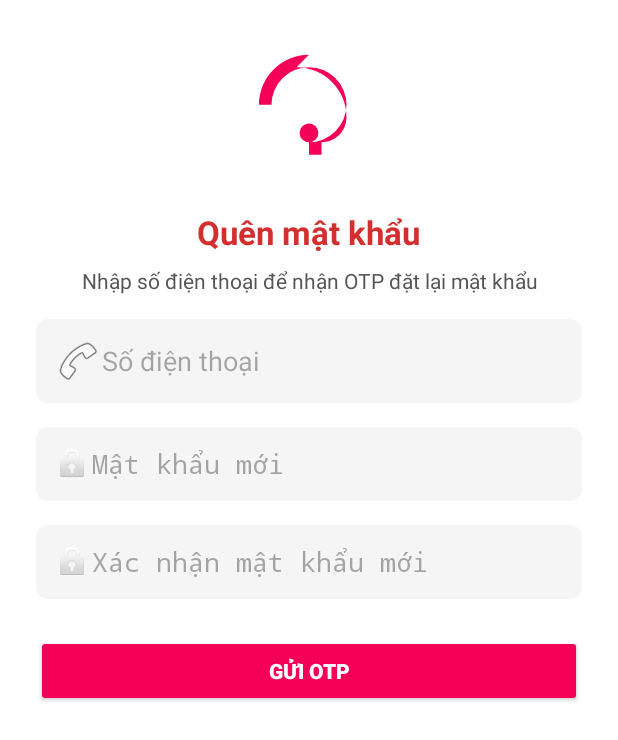
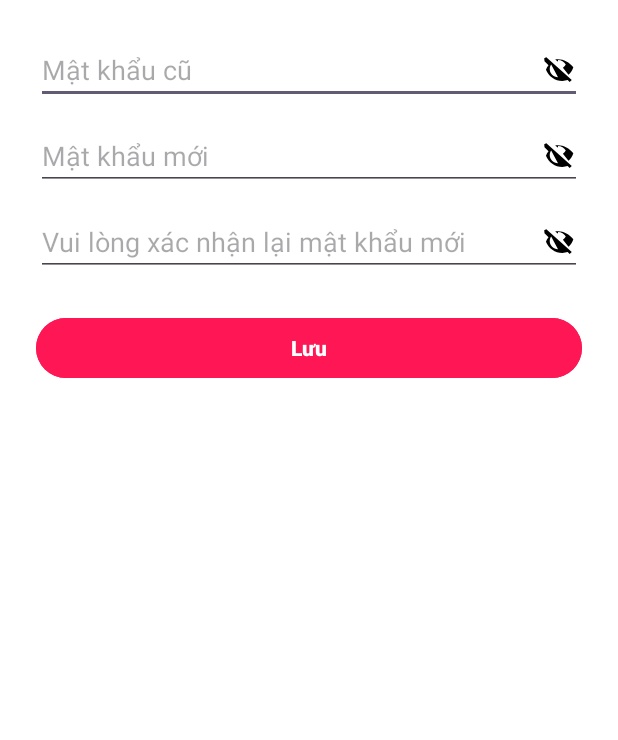
Before and after one commit to jacksonnico/PRM392_GR5, an Android app: the AccountInfoActivity screen opened directly, with no data from a screen before it, after a tap on "Đổi mật khẩu", on a phone screen of 412 x 824 dp. Shown: the top 740 px of the screen. Run offline under Robolectric (Android 15) with nearby library versions, the phone set to English and light mode, and no system bars.

Commit message:
change password

```diff
--- a/app/src/main/AndroidManifest.xml
+++ b/app/src/main/AndroidManifest.xml
@@ -32,7 +32,8 @@
             android:exported="true" />
         <activity android:name=".Ui.auth.AccountInfoActivity"
             android:exported="true" />
-
+        <activity android:name=".Ui.auth.ChangePasswordActivity"
+            android:exported="true" />
         <activity
             android:name=".Ui.auth.LoginActivity"
             android:exported="true">
--- a/app/src/main/java/com/example/prm392_gr5/Ui/auth/AccountActivity.java
+++ b/app/src/main/java/com/example/prm392_gr5/Ui/auth/AccountActivity.java
@@ -9,7 +9,7 @@ import android.view.View;
 import android.widget.*;
 import com.example.prm392_gr5.Data.db.DatabaseHelper;
 import com.example.prm392_gr5.R;
-import com.example.prm392_gr5.Ui.user.HistoryActivity;
+import com.example.prm392_gr5.Ui.booking.HistoryActivity;
 
 public class AccountActivity extends Activity {
 
--- a/app/src/main/java/com/example/prm392_gr5/Ui/auth/AccountInfoActivity.java
+++ b/app/src/main/java/com/example/prm392_gr5/Ui/auth/AccountInfoActivity.java
@@ -105,7 +105,7 @@ public class AccountInfoActivity extends Activity {
 
 
         btnChangePassword.setOnClickListener(v -> {
-            Intent intent = new Intent(this, ForgotPasswordActivity.class);
+            Intent intent = new Intent(this, ChangePasswordActivity.class);
             intent.putExtra("type", "changePassword");
             intent.putExtra("phone", phone);
             startActivity(intent);
--- /dev/null
+++ b/app/src/main/java/com/example/prm392_gr5/Ui/auth/ChangePasswordActivity.java
@@ -0,0 +1,126 @@
+package com.example.prm392_gr5.Ui.auth;
+
+import android.os.Bundle;
+import android.text.InputType;
+import android.view.MotionEvent;
+import android.widget.*;
+import androidx.appcompat.app.AppCompatActivity;
+
+import com.example.prm392_gr5.Data.repository.UserRepository;
+import com.example.prm392_gr5.R;
+
+public class ChangePasswordActivity extends AppCompatActivity {
+
+    private EditText edtOldPassword, edtNewPassword, edtConfirmPassword;
+    private Button btnSave;
+
+    private UserRepository userRepo;
+
+    private boolean isOldPassVisible = false;
+    private boolean isNewPassVisible = false;
+    private boolean isConfirmPassVisible = false;
+
+    private String loggedInPhone = "";
+
+    @Override
+    protected void onCreate(Bundle savedInstanceState) {
+        super.onCreate(savedInstanceState);
+        setContentView(R.layout.activity_change_password);
+
+        edtOldPassword = findViewById(R.id.edtOldPassword);
+        edtNewPassword = findViewById(R.id.edtNewPassword);
+        edtConfirmPassword = findViewById(R.id.edtConfirmPassword);
+        btnSave = findViewById(R.id.btnSavePassword);
+
+        userRepo = new UserRepository(this);
+        loggedInPhone = SharedPreferencesHelper.getSavedPhone(this); // 🔒
+
+        setupPasswordToggle(edtOldPassword, 0);
+        setupPasswordToggle(edtNewPassword, 1);
+        setupPasswordToggle(edtConfirmPassword, 2);
+
+        btnSave.setOnClickListener(v -> {
+            String oldPass = edtOldPassword.getText().toString().trim();
+            String newPass = edtNewPassword.getText().toString().trim();
+            String confirmPass = edtConfirmPassword.getText().toString().trim();
+
+            if (oldPass.isEmpty() || newPass.isEmpty() || confirmPass.isEmpty()) {
+                showToast("Vui lòng nhập đầy đủ thông tin");
+                return;
+            }
+
+            if (!isValidPassword(newPass)) {
+                showToast("Mật khẩu mới phải 6–20 ký tự, gồm chữ hoa, thường, số và ký tự đặc biệt");
+                return;
+            }
+
+            if (!newPass.equals(confirmPass)) {
+                showToast("Mật khẩu xác nhận không khớp!");
+                return;
+            }
+
+            boolean success = userRepo.changePassword(loggedInPhone, oldPass, newPass);
+            if (success) {
+                showToast("Đổi mật khẩu thành công!");
+                finish();
+            } else {
+                showToast("Mật khẩu cũ không đúng!");
+            }
+        });
+    }
+
+    private void setupPasswordToggle(EditText editText, int fieldIndex) {
+        editText.setOnTouchListener((v, event) -> {
+            final int DRAWABLE_END = 2;
+            if (event.getAction() == MotionEvent.ACTION_UP) {
+                if (event.getRawX() >= (editText.getRight() - editText.getCompoundDrawables()[DRAWABLE_END].getBounds().width())) {
+                    boolean isVisible;
+                    switch (fieldIndex) {
+                        case 0:
+                            isOldPassVisible = !isOldPassVisible;
+                            isVisible = isOldPassVisible;
+                            break;
+                        case 1:
+                            isNewPassVisible = !isNewPassVisible;
+                            isVisible = isNewPassVisible;
+                            break;
+                        case 2:
+                            isConfirmPassVisible = !isConfirmPassVisible;
+                            isVisible = isConfirmPassVisible;
+                            break;
+                        default:
+                            isVisible = false;
+                    }
+
+                    if (isVisible) {
+                        editText.setInputType(InputType.TYPE_CLASS_TEXT | InputType.TYPE_TEXT_VARIATION_VISIBLE_PASSWORD);
+                        editText.setCompoundDrawablesWithIntrinsicBounds(0, 0, R.drawable.ic_eye_open, 0);
+                    } else {
+                        editText.setInputType(InputType.TYPE_CLASS_TEXT | InputType.TYPE_TEXT_VARIATION_PASSWORD);
+                        editText.setCompoundDrawablesWithIntrinsicBounds(0, 0, R.drawable.ic_eye_closed, 0);
+                    }
+
+                    editText.setSelection(editText.getText().length());
+                    return true;
+                }
+            }
+            return false;
+        });
+    }
+
+    private boolean isValidPassword(String password) {
+        if (password.length() < 6 || password.length() > 20) return false;
+        if (password.contains(" ")) return false;
+
+        boolean hasUpper = password.matches(".*[A-Z].*");
+        boolean hasLower = password.matches(".*[a-z].*");
+        boolean hasDigit = password.matches(".*[0-9].*");
+        boolean hasSpecial = password.matches(".*[!@#$%^&*()_+=|<>?{}\\[\\]~\\-].*");
+
+        return hasUpper && hasLower && hasDigit && hasSpecial;
+    }
+
+    private void showToast(String msg) {
+        Toast.makeText(this, msg, Toast.LENGTH_SHORT).show();
+    }
+}
--- a/app/src/main/java/com/example/prm392_gr5/Ui/auth/SharedPreferencesHelper.java
+++ b/app/src/main/java/com/example/prm392_gr5/Ui/auth/SharedPreferencesHelper.java
@@ -48,6 +48,7 @@ public class SharedPreferencesHelper {
         editor.apply();
     }
 
+
     public static void clear(Context context) {
         context.getSharedPreferences(PREF_NAME, Context.MODE_PRIVATE).edit().clear().apply();
     }
--- /dev/null
+++ b/app/src/main/res/layout/activity_change_password.xml
@@ -0,0 +1,44 @@
+<?xml version="1.0" encoding="utf-8"?>
+<LinearLayout xmlns:android="http://schemas.android.com/apk/res/android"
+    android:orientation="vertical"
+    android:layout_width="match_parent"
+    android:layout_height="match_parent"
+    android:padding="24dp"
+    android:background="#FFFFFF">
+
+    <EditText
+        android:id="@+id/edtOldPassword"
+        android:layout_width="match_parent"
+        android:layout_height="wrap_content"
+        android:hint="Mật khẩu cũ"
+        android:inputType="textPassword"
+        android:drawableEnd="@drawable/ic_eye_closed" />
+
+    <EditText
+        android:id="@+id/edtNewPassword"
+        android:layout_width="match_parent"
+        android:layout_height="wrap_content"
+        android:hint="Mật khẩu mới"
+        android:inputType="textPassword"
+        android:layout_marginTop="12dp"
+        android:drawableEnd="@drawable/ic_eye_closed" />
+
+    <EditText
+        android:id="@+id/edtConfirmPassword"
+        android:layout_width="match_parent"
+        android:layout_height="wrap_content"
+        android:hint="Vui lòng xác nhận lại mật khẩu mới"
+        android:inputType="textPassword"
+        android:layout_marginTop="12dp"
+        android:drawableEnd="@drawable/ic_eye_closed" />
+
+    <Button
+        android:id="@+id/btnSavePassword"
+        android:layout_width="match_parent"
+        android:layout_height="wrap_content"
+        android:text="Lưu"
+        android:textStyle="bold"
+        android:textColor="#FFFFFF"
+        android:layout_marginTop="24dp"
+        android:backgroundTint="#FF1654" />
+</LinearLayout>
```
Also changed, not shown: app/src/main/java/com/example/prm392_gr5/Data/repository/UserRepository.java (+12 -0 lines).
